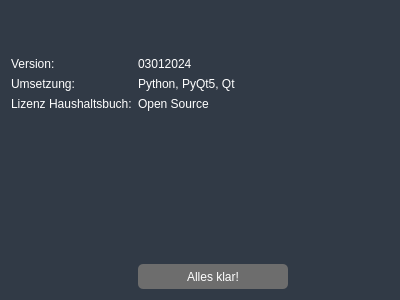
Joont111/Haushaltsbuch, file ui/ui_dialog_info.ui: the form before one commit.
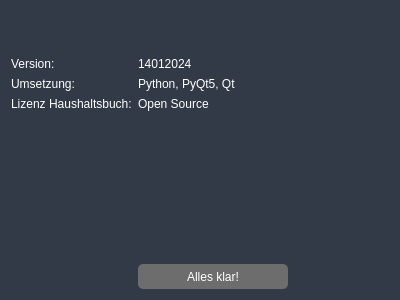
The form after the commit.

The edit to the form file:
```diff
--- a/ui/ui_dialog_info.ui
+++ b/ui/ui_dialog_info.ui
@@ -28,7 +28,7 @@
    <item row="1" column="1">
     <widget class="QLabel" name="label">
      <property name="text">
-      <string>03012024</string>
+      <string>14012024</string>
      </property>
     </widget>
    </item>
```
